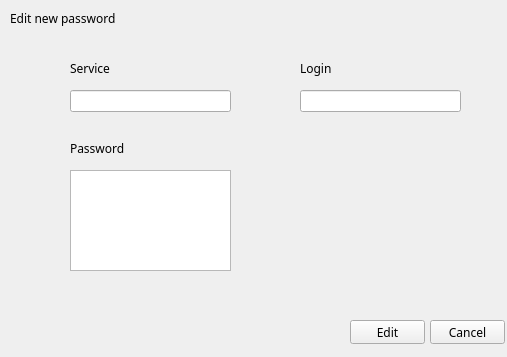
Qt form editwidget.ui (pkuszn/PasswordManagerQT) before a commit.
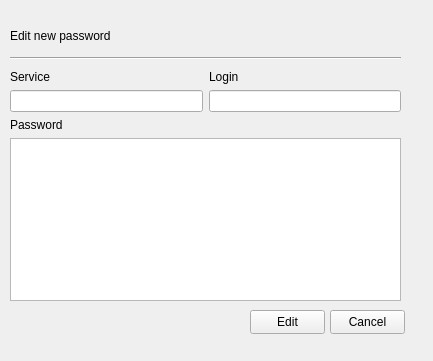
The same form after that commit.

What changed in the file:
```diff
--- a/editwidget.ui
+++ b/editwidget.ui
@@ -6,14 +6,12 @@
    <rect>
     <x>0</x>
     <y>0</y>
-    <width>507</width>
-    <height>357</height>
+    <width>433</width>
+    <height>361</height>
    </rect>
   </property>
   <property name="font">
-   <font>
-    <family>Fira Code Medium</family>
-   </font>
+   <font/>
   </property>
   <property name="windowTitle">
    <string>Form</string>
@@ -21,8 +19,8 @@
   <widget class="QPushButton" name="pushButton_2">
    <property name="geometry">
     <rect>
-     <x>430</x>
-     <y>320</y>
+     <x>330</x>
+     <y>310</y>
      <width>75</width>
      <height>24</height>
     </rect>
@@ -31,44 +29,11 @@
     <string>Cancel</string>
    </property>
   </widget>
-  <widget class="QLineEdit" name="lineEdit_2">
-   <property name="geometry">
-    <rect>
-     <x>300</x>
-     <y>90</y>
-     <width>161</width>
-     <height>22</height>
-    </rect>
-   </property>
-  </widget>
-  <widget class="QLabel" name="label_4">
-   <property name="geometry">
-    <rect>
-     <x>300</x>
-     <y>60</y>
-     <width>81</width>
-     <height>16</height>
-    </rect>
-   </property>
-   <property name="text">
-    <string>Login</string>
-   </property>
-  </widget>
-  <widget class="QTextEdit" name="textEdit">
-   <property name="geometry">
-    <rect>
-     <x>70</x>
-     <y>170</y>
-     <width>161</width>
-     <height>101</height>
-    </rect>
-   </property>
-  </widget>
   <widget class="QPushButton" name="pushButton">
    <property name="geometry">
     <rect>
-     <x>350</x>
-     <y>320</y>
+     <x>250</x>
+     <y>310</y>
      <width>75</width>
      <height>24</height>
     </rect>
@@ -77,54 +42,85 @@
     <string>Edit</string>
    </property>
   </widget>
-  <widget class="QLabel" name="label_3">
-   <property name="geometry">
-    <rect>
-     <x>70</x>
-     <y>60</y>
-     <width>81</width>
-     <height>16</height>
-    </rect>
-   </property>
-   <property name="text">
-    <string>Service</string>
-   </property>
-  </widget>
-  <widget class="QLabel" name="label">
-   <property name="geometry">
-    <rect>
-     <x>70</x>
-     <y>140</y>
-     <width>81</width>
-     <height>16</height>
-    </rect>
-   </property>
-   <property name="text">
-    <string>Password</string>
-   </property>
-  </widget>
   <widget class="QLabel" name="label_5">
    <property name="geometry">
     <rect>
      <x>10</x>
-     <y>10</y>
+     <y>20</y>
      <width>191</width>
-     <height>16</height>
+     <height>31</height>
     </rect>
    </property>
    <property name="text">
     <string>Edit new password</string>
    </property>
   </widget>
-  <widget class="QLineEdit" name="lineEdit">
+  <widget class="Line" name="line">
    <property name="geometry">
     <rect>
-     <x>70</x>
-     <y>90</y>
-     <width>161</width>
-     <height>22</height>
+     <x>10</x>
+     <y>50</y>
+     <width>391</width>
+     <height>16</height>
     </rect>
    </property>
+   <property name="orientation">
+    <enum>Qt::Horizontal</enum>
+   </property>
+  </widget>
+  <widget class="QWidget" name="verticalLayoutWidget">
+   <property name="geometry">
+    <rect>
+     <x>10</x>
+     <y>70</y>
+     <width>391</width>
+     <height>231</height>
+    </rect>
+   </property>
+   <layout class="QVBoxLayout" name="verticalLayout">
+    <item>
+     <layout class="QHBoxLayout" name="horizontalLayout">
+      <item>
+       <layout class="QVBoxLayout" name="verticalLayout_2">
+        <item>
+         <widget class="QLabel" name="label_3">
+          <property name="text">
+           <string>Service</string>
+          </property>
+         </widget>
+        </item>
+        <item>
+         <widget class="QLineEdit" name="lineEdit"/>
+        </item>
+       </layout>
+      </item>
+      <item>
+       <layout class="QVBoxLayout" name="verticalLayout_3">
+        <item>
+         <widget class="QLabel" name="label_4">
+          <property name="text">
+           <string>Login</string>
+          </property>
+         </widget>
+        </item>
+        <item>
+         <widget class="QLineEdit" name="lineEdit_2"/>
+        </item>
+       </layout>
+      </item>
+     </layout>
+    </item>
+    <item>
+     <widget class="QLabel" name="label">
+      <property name="text">
+       <string>Password</string>
+      </property>
+     </widget>
+    </item>
+    <item>
+     <widget class="QTextEdit" name="textEdit"/>
+    </item>
+   </layout>
   </widget>
  </widget>
  <resources/>
```
